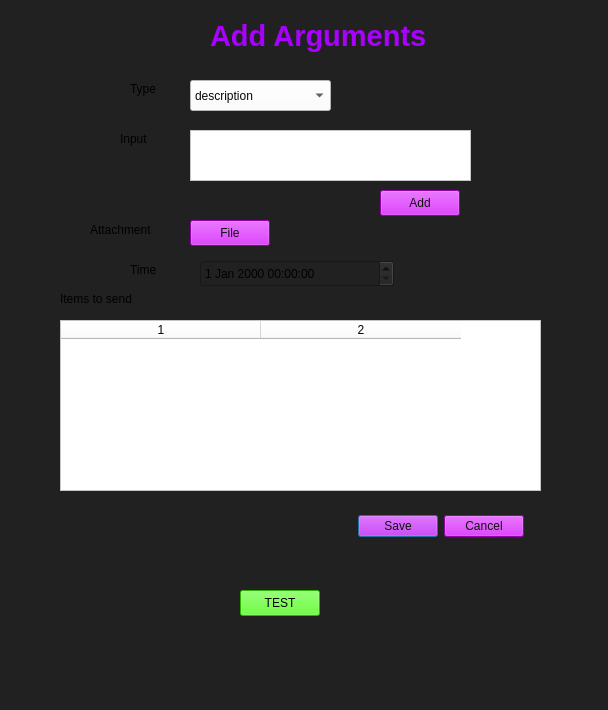
The window that argdialog.ui (StronglogicSolutions/ky_gui) describes before a commit, drawn with Qt 5.
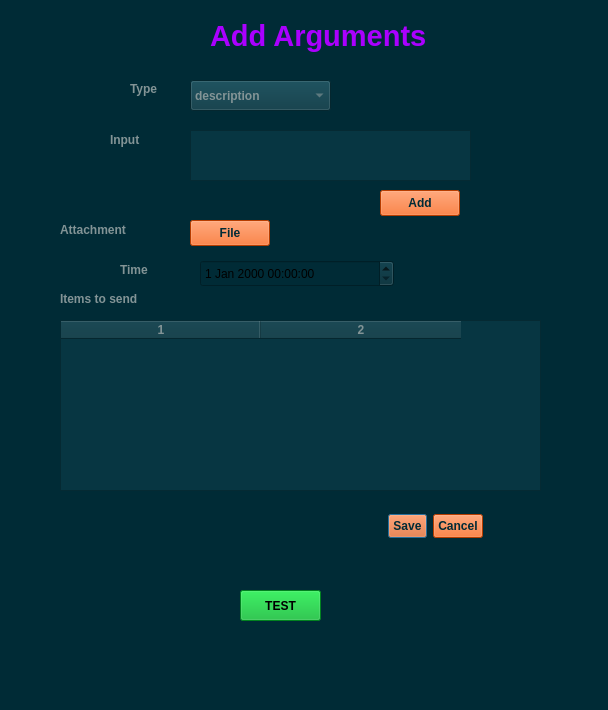
The same window after the commit. Icons and pictures are not drawn.

```diff
--- a/argdialog.ui
+++ b/argdialog.ui
@@ -18,17 +18,24 @@
     <normaloff>favicon.ico</normaloff>favicon.ico</iconset>
   </property>
   <property name="styleSheet">
-   <string notr="true">background-color: rgb(33, 33, 33);</string>
+   <string notr="true">border-color: rgb(0, 0, 0);
+background-color: rgb(0, 43, 54);</string>
   </property>
   <widget class="QDialogButtonBox" name="argCommandButtons">
    <property name="geometry">
     <rect>
-     <x>340</x>
+     <x>330</x>
      <y>510</y>
-     <width>201</width>
+     <width>211</width>
      <height>32</height>
     </rect>
    </property>
+   <property name="sizePolicy">
+    <sizepolicy hsizetype="Fixed" vsizetype="Fixed">
+     <horstretch>0</horstretch>
+     <verstretch>0</verstretch>
+    </sizepolicy>
+   </property>
    <property name="layoutDirection">
     <enum>Qt::LeftToRight</enum>
    </property>
@@ -36,8 +43,11 @@
     <bool>false</bool>
    </property>
    <property name="styleSheet">
-    <string notr="true">background-color: rgb(203, 0, 239);
-color: rgb(16, 16, 16);</string>
+    <string notr="true">background-color: rgb(255, 85, 0);
+font: 87 11pt &quot;Noto Sans&quot;;
+color: rgb(0, 43, 54);
+font-weight: 700;
+padding: 4px;</string>
    </property>
    <property name="orientation">
     <enum>Qt::Horizontal</enum>
@@ -59,8 +69,11 @@
     </rect>
    </property>
    <property name="styleSheet">
-    <string notr="true">background-color: rgb(203, 0, 239);
-color: rgb(16, 16, 16);</string>
+    <string notr="true">background-color: rgb(255, 85, 0);
+font: 87 11pt &quot;Noto Sans&quot;;
+color: rgb(0, 43, 54);
+font-weight: 700;
+padding: 4px;</string>
    </property>
    <property name="text">
     <string>Add</string>
@@ -99,8 +112,11 @@
     </rect>
    </property>
    <property name="styleSheet">
-    <string notr="true">background-color: rgb(203, 0, 239);
-color: rgb(16, 16, 16);</string>
+    <string notr="true">background-color: rgb(255, 85, 0);
+font: 87 11pt &quot;Noto Sans&quot;;
+color: rgb(0, 43, 54);
+font-weight: 700;
+padding: 4px;</string>
    </property>
    <property name="text">
     <string>File</string>
@@ -111,10 +127,15 @@
     <rect>
      <x>60</x>
      <y>290</y>
-     <width>91</width>
+     <width>111</width>
      <height>18</height>
     </rect>
    </property>
+   <property name="styleSheet">
+    <string notr="true">font: 75 11pt &quot;Noto Sans&quot;;
+color: rgb(131, 148, 150);
+font-weight: 700;</string>
+   </property>
    <property name="text">
     <string>Items to send</string>
    </property>
@@ -129,10 +150,11 @@
     </rect>
    </property>
    <property name="styleSheet">
-    <string notr="true">background-color: rgb(255, 255, 255);
-color: rgb(5, 5, 5);
-font: 87 10pt &quot;Noto Sans&quot;;
-selection-background-color: rgb(255, 0, 174);</string>
+    <string notr="true">font: 87 11pt &quot;Noto Sans&quot;;
+background-color: rgb(7, 54, 66);
+color: rgb(131, 148, 150);
+font-weight: 700;
+</string>
    </property>
    <property name="columnCount">
     <number>2</number>
@@ -164,6 +186,11 @@
      <height>18</height>
     </rect>
    </property>
+   <property name="styleSheet">
+    <string notr="true">font: 75 11pt &quot;Noto Sans&quot;;
+color: rgb(131, 148, 150);
+font-weight: 700;</string>
+   </property>
    <property name="text">
     <string>Type</string>
    </property>
@@ -171,12 +198,17 @@
   <widget class="QLabel" name="label_3">
    <property name="geometry">
     <rect>
-     <x>120</x>
+     <x>110</x>
      <y>130</y>
-     <width>41</width>
-     <height>18</height>
+     <width>51</width>
+     <height>20</height>
     </rect>
    </property>
+   <property name="styleSheet">
+    <string notr="true">font: 75 11pt &quot;Noto Sans&quot;;
+color: rgb(131, 148, 150);
+font-weight: 700;</string>
+   </property>
    <property name="text">
     <string>Input</string>
    </property>
@@ -184,12 +216,17 @@
   <widget class="QLabel" name="label_4">
    <property name="geometry">
     <rect>
-     <x>90</x>
+     <x>60</x>
      <y>220</y>
-     <width>71</width>
+     <width>101</width>
      <height>20</height>
     </rect>
    </property>
+   <property name="styleSheet">
+    <string notr="true">font: 75 11pt &quot;Noto Sans&quot;;
+color: rgb(131, 148, 150);
+font-weight: 700;</string>
+   </property>
    <property name="text">
     <string>Attachment</string>
    </property>
@@ -204,20 +241,27 @@
     </rect>
    </property>
    <property name="styleSheet">
-    <string notr="true">background-color: rgb(255, 255, 255);
-color: rgb(5, 5, 5);
-font: 87 10pt &quot;Noto Sans&quot;;</string>
+    <string notr="true">font: 87 11pt &quot;Noto Sans&quot;;
+background-color: rgb(7, 54, 66);
+color: rgb(131, 148, 150);
+font-weight: 700;
+</string>
    </property>
   </widget>
   <widget class="QLabel" name="label_5">
    <property name="geometry">
     <rect>
-     <x>130</x>
+     <x>120</x>
      <y>260</y>
-     <width>31</width>
+     <width>41</width>
      <height>20</height>
     </rect>
    </property>
+   <property name="styleSheet">
+    <string notr="true">font: 75 11pt &quot;Noto Sans&quot;;
+color: rgb(131, 148, 150);
+font-weight: 700;</string>
+   </property>
    <property name="text">
     <string>Time</string>
    </property>
@@ -242,10 +286,11 @@
     </rect>
    </property>
    <property name="styleSheet">
-    <string notr="true">background-color: rgb(255, 255, 255);
-color: rgb(5, 5, 5);
-font: 87 10pt &quot;Noto Sans&quot;;
-selection-background-color: rgb(255, 0, 174);</string>
+    <string notr="true">font: 87 11pt &quot;Noto Sans&quot;;
+background-color: rgb(7, 54, 66);
+color: rgb(131, 148, 150);
+font-weight: 700;
+</string>
    </property>
    <item>
     <property name="text">
@@ -278,13 +323,17 @@
     <rect>
      <x>240</x>
      <y>590</y>
-     <width>80</width>
-     <height>26</height>
+     <width>81</width>
+     <height>31</height>
     </rect>
    </property>
    <property name="styleSheet">
-    <string notr="true">background-color: rgb(59, 255, 0);
-color: rgb(0, 0, 0);</string>
+    <string notr="true">background-color: rgb(130, 255, 121);
+background-color: rgb(2, 180, 43);
+font: 87 11pt &quot;Noto Sans&quot;;
+color: rgb(0, 0, 0);
+font-weight: 700;
+padding: 4px;</string>
    </property>
    <property name="text">
     <string>TEST</string>
```
